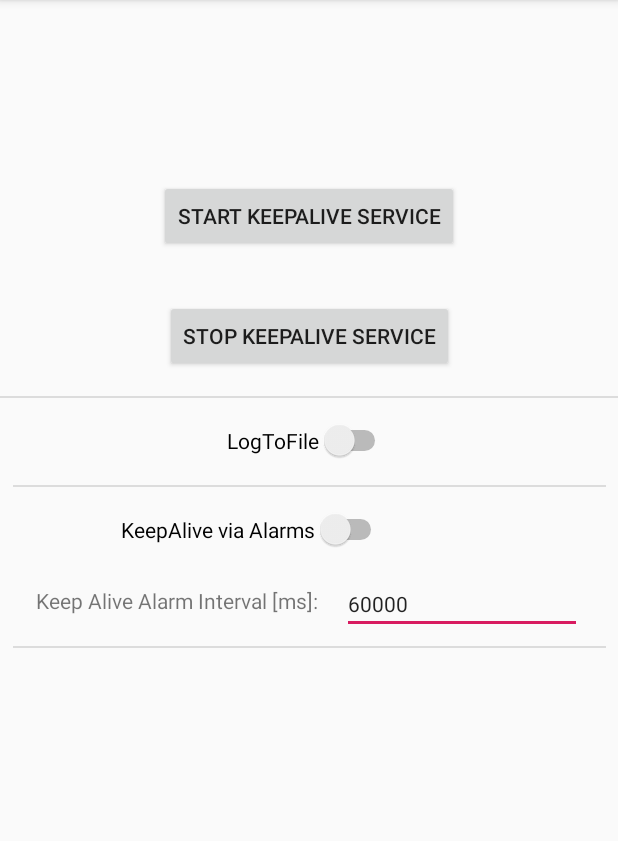
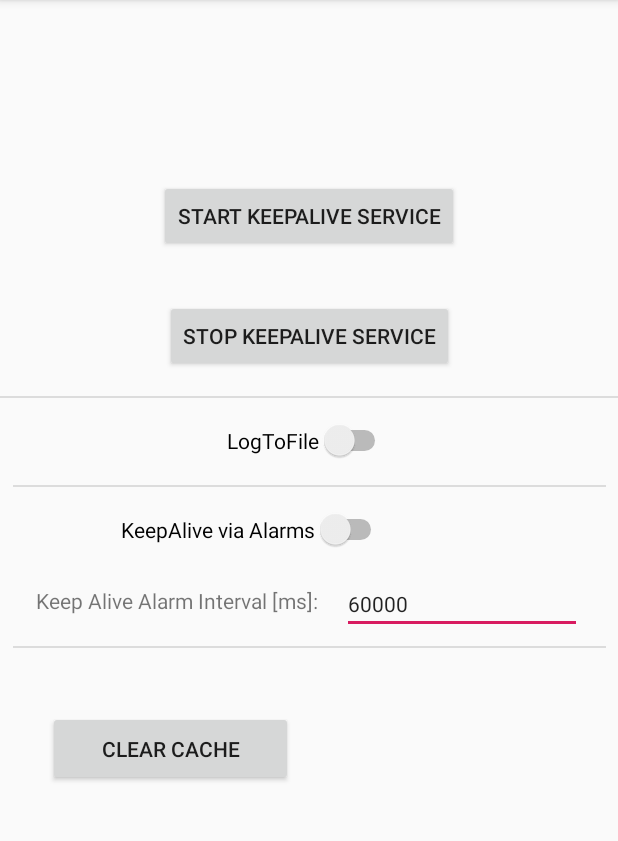
Before and after one commit to Blaziusz/MyOpenHabUI, an Android app: the SettingsMenu screen opened directly, with no data from a screen before it, on a phone screen of 412 x 824 dp, the part 84-925 px from its top. Run offline under Robolectric (Android 15) with nearby library versions, the phone set to English and light mode, and no system bars; our stand-ins replace Volley.

Commit message:
Version 1.40 Added Button to deleteCache and restart webview timer to settings menu

```diff
--- a/app/build.gradle
+++ b/app/build.gradle
@@ -14,8 +14,8 @@ android {
         applicationId "com.example.grtothb.myopenhabui"
         minSdkVersion 23
         targetSdkVersion 28
-        versionCode 139
-        versionName '1.3.9'
+        versionCode 140
+        versionName '1.4.0'
         testInstrumentationRunner "android.support.test.runner.AndroidJUnitRunner"
     }
     buildTypes {
--- a/app/src/main/res/layout/activity_settings_menu.xml
+++ b/app/src/main/res/layout/activity_settings_menu.xml
@@ -110,4 +110,15 @@
         app:layout_constraintStart_toStartOf="parent"
         app:layout_constraintTop_toBottomOf="@+id/KeepAliveViaAlarmsID" />
 
+    <Button
+        android:id="@+id/button2"
+        android:layout_width="163dp"
+        android:layout_height="50dp"
+        android:layout_marginStart="32dp"
+        android:layout_marginTop="64dp"
+        android:onClick="onClickDeleteCache"
+        android:text="@string/clear_cache"
+        app:layout_constraintStart_toStartOf="parent"
+        app:layout_constraintTop_toBottomOf="@+id/textView" />
+
 </android.support.constraint.ConstraintLayout>
--- a/app/src/main/res/values/strings.xml
+++ b/app/src/main/res/values/strings.xml
@@ -9,4 +9,5 @@
     <string name="_30000">30000</string>
     <string name="_60000">60000</string>
     <string name="keep_alive_alarm_interval_ms">Keep Alive Alarm Interval [ms]:</string>
+    <string name="clear_cache">Clear Cache</string>
 </resources>
```
Also changed, not shown: app/src/main/java/com/example/grtothb/myopenhabui/SettingsMenu.java (+23 -2 lines).
